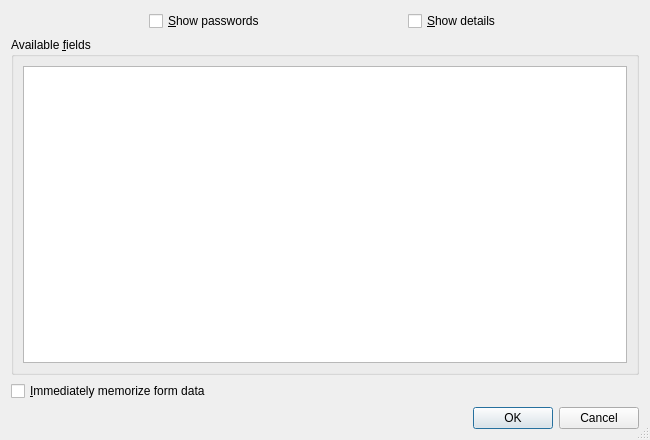
Above: webenginepart/src/webenginecustomizecacheablefieldsdlg.ui from KDE/konqueror before the change. Below: the same form after it.
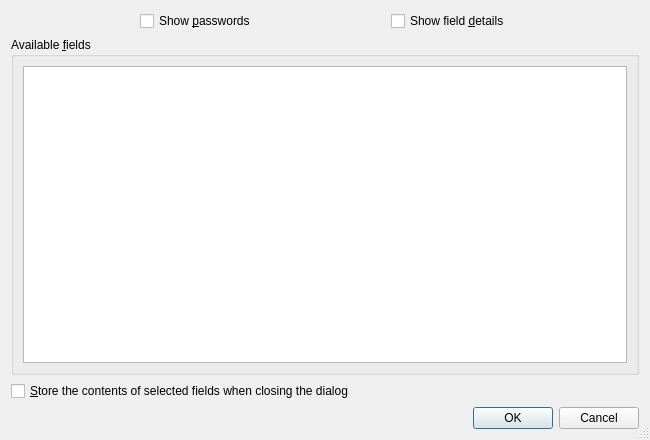
That is the form after the change. Custom widgets are drawn as their Qt base class.

Commit message: Use a more uniform language for UI related to KWallet integration

```diff
--- a/webenginepart/src/webenginecustomizecacheablefieldsdlg.ui
+++ b/webenginepart/src/webenginecustomizecacheablefieldsdlg.ui
@@ -41,7 +41,7 @@
         <string>Switch between displaying passwords or placeholders</string>
        </property>
        <property name="text">
-        <string>&amp;Show passwords</string>
+        <string>Show &amp;passwords</string>
        </property>
       </widget>
      </item>
@@ -64,7 +64,7 @@
         <string>Show advanced information about the fields</string>
        </property>
        <property name="text">
-        <string>&amp;Show details</string>
+        <string>Show field &amp;details</string>
        </property>
       </widget>
      </item>
@@ -101,7 +101,7 @@
       <string>Store form data in KWallet when closing the dialog</string>
      </property>
      <property name="text">
-      <string>&amp;Immediately memorize form data</string>
+      <string>&amp;Store the contents of selected fields when closing the dialog</string>
      </property>
     </widget>
    </item>
```
Left out of the diff: 12 changed lines with no effect on the pictures. The commit also changes 1 other file.
